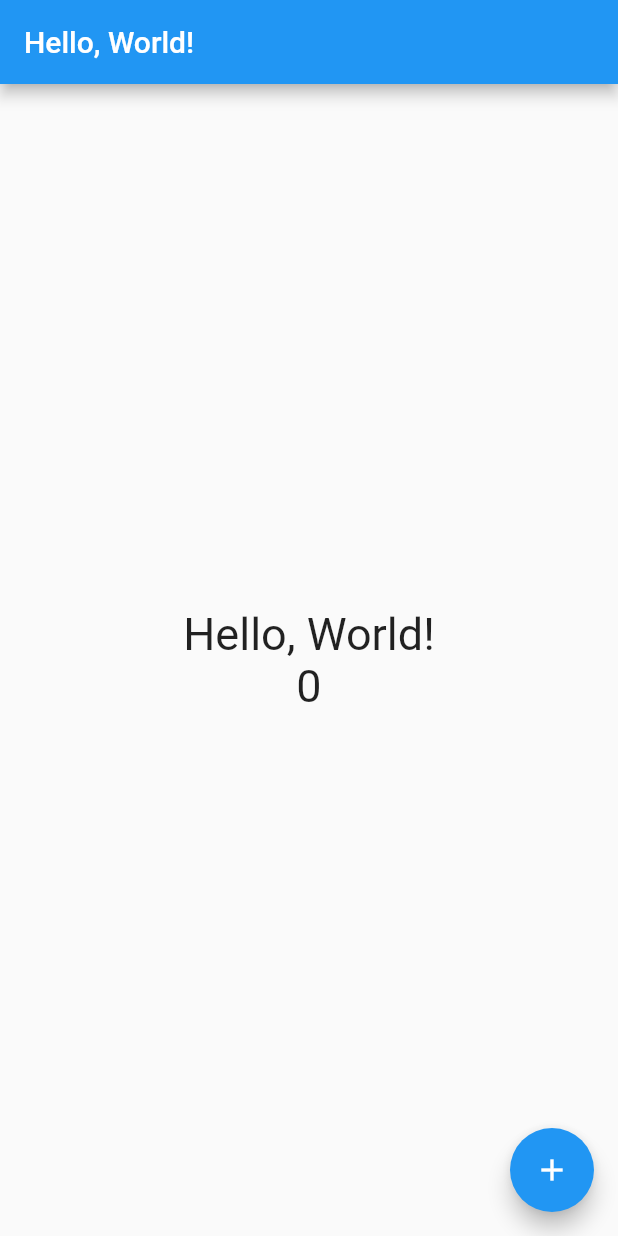
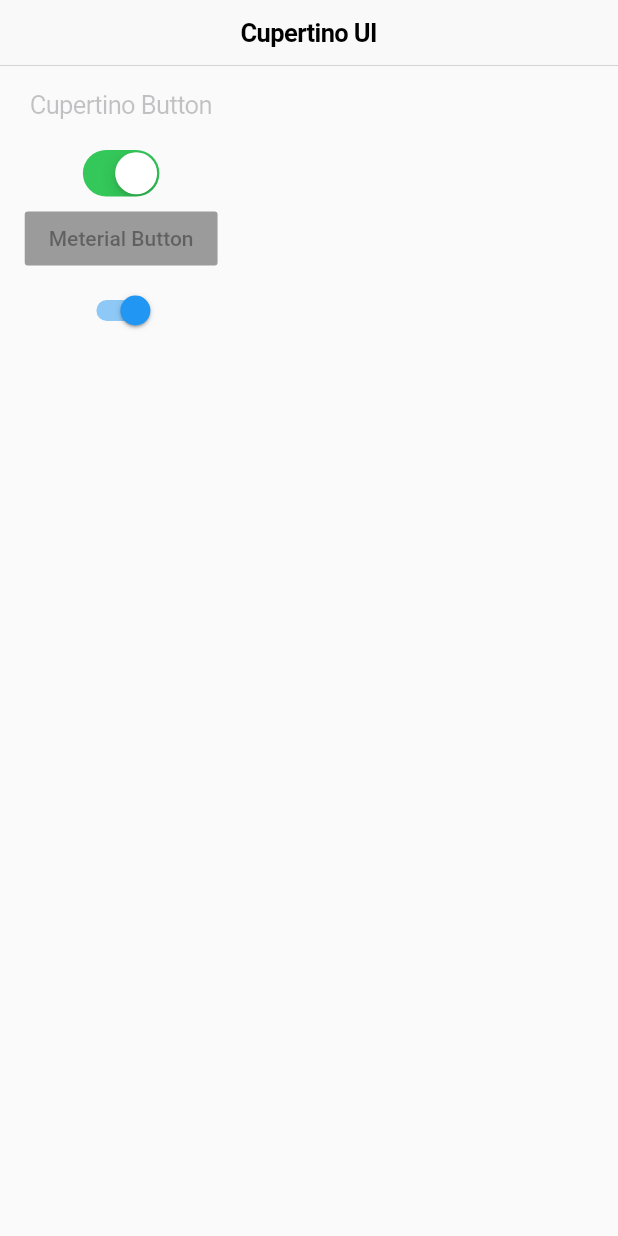
Before and after one commit to GENYF/Flutter-Study, a Flutter app: the screen it shows after launch, on a phone screen of 412 x 824 dp. Run offline on Flutter 3.47's test engine with Material 2 defaults, Android fonts, the phone set to English and light mode, and no system bars.

Commit message:
Use Cupertino

```diff
--- /dev/null
+++ b/my_app/lib/cupertino_page.dart
@@ -0,0 +1,46 @@
+import 'package:flutter/material.dart';
+import 'package:flutter/cupertino.dart';
+
+class CupertinoPage extends StatefulWidget {
+  @override
+  _CupertinoPageState createState() => _CupertinoPageState();
+}
+
+class _CupertinoPageState extends State<CupertinoPage> {
+  bool _switch = true;
+
+  @override
+  Widget build(BuildContext context) {
+    return Scaffold(
+      appBar: CupertinoNavigationBar(
+        middle: Text('Cupertino UI'),
+      ),
+      body: Column(
+        children: <Widget>[
+          CupertinoButton(
+            child: Text('Cupertino Button'),
+          ),
+          CupertinoSwitch(
+              value: _switch,
+              onChanged: (bool value) {
+                setState(() {
+                  _switch = value;
+                });
+              }
+          ),
+          RaisedButton(
+            child: Text('Meterial Button'),
+          ),
+          Switch(
+            value: _switch,
+            onChanged: (bool value) {
+              setState(() {
+                _switch = value;
+              });
+            }
+          ),
+        ],
+      ),
+    );
+  }
+}
--- a/my_app/lib/main.dart
+++ b/my_app/lib/main.dart
@@ -1,4 +1,5 @@
 import 'package:flutter/material.dart';
+import 'cupertino_page.dart';
 
 void main() {
   runApp(MyApp());
@@ -11,18 +12,10 @@ class MyApp extends StatelessWidget {
     return MaterialApp(
       title: 'Flutter Demo',
       theme: ThemeData(
-        // This is the theme of your application.
-        //
-        // Try running your application with "flutter run". You'll see the
-        // application has a blue toolbar. Then, without quitting the app, try
-        // changing the primarySwatch below to Colors.green and then invoke
-        // "hot reload" (press "r" in the console where you ran "flutter run",
-        // or simply save your changes to "hot reload" in a Flutter IDE).
-        // Notice that the counter didn't reset back to zero; the application
-        // is not restarted.
         primarySwatch: Colors.blue,
       ),
-      home: HelloPage('Hello, World!'));
+        home: CupertinoPage());
+      //home: HelloPage('Hello, World!'));
   }
 }
 
```
